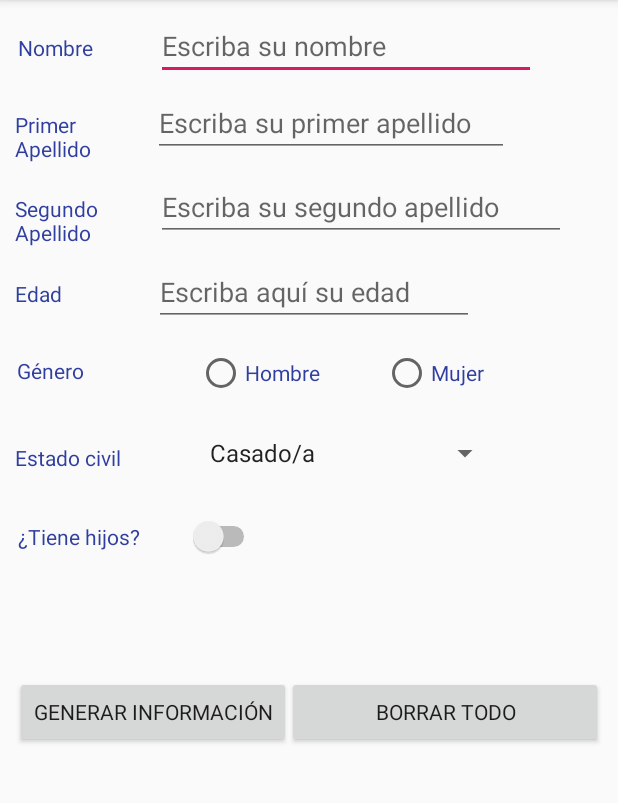
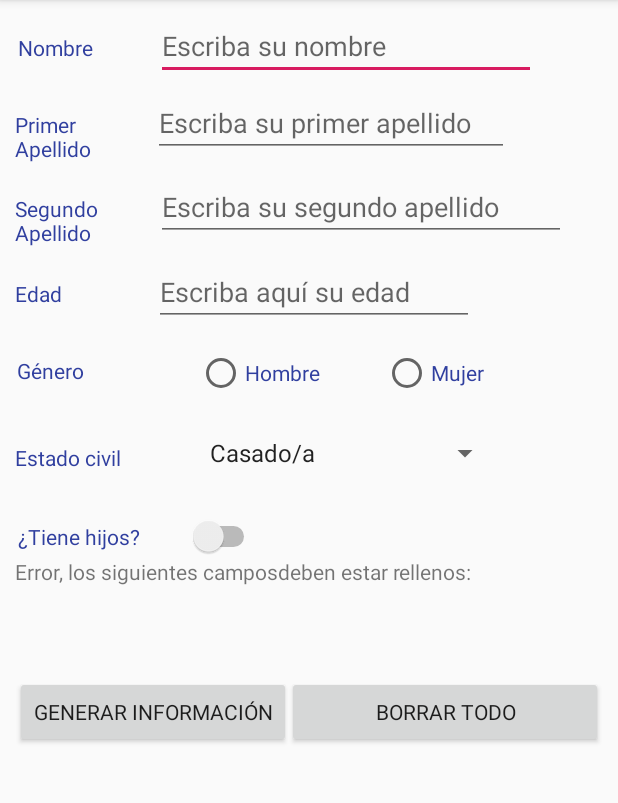
Before and after one commit to Adolfopr96/Practica1Tema2, an Android app: the screen it shows after launch (MainActivity), after a tap on "GENERAR INFORMACIÓN", on a phone screen of 412 x 824 dp, the part 84-887 px from its top. Run offline under Robolectric (Android 15) with nearby library versions, the phone set to English and light mode, and no system bars; Roboto replaces fonts that are not available here.

Commit message:
Se ha traducido la app a dos idiomas

```diff
--- a/app/src/main/java/com/example/adolfo/practicatema2/MainActivity.java
+++ b/app/src/main/java/com/example/adolfo/practicatema2/MainActivity.java
@@ -1,5 +1,6 @@
 package com.example.adolfo.practicatema2;
 
+import android.graphics.Color;
 import android.support.v7.app.AppCompatActivity;
 import android.os.Bundle;
 import android.util.Log;
@@ -21,10 +22,9 @@ public class MainActivity extends AppCompatActivity {
     EditText et_surname;
     EditText et_surname2;
     EditText et_age;
-    Switch sw_childrens;
+    Switch sw_children;
     RadioButton rb_male;
     RadioButton rb_female;
-
 
     @Override
     protected void onCreate(Bundle savedInstanceState) {
@@ -38,10 +38,9 @@ public class MainActivity extends AppCompatActivity {
         et_surname = findViewById(R.id.et_surname);
         et_surname2 = findViewById(R.id.et_surname2);
         et_age = findViewById(R.id.et_age);
-        sw_childrens = findViewById(R.id.sw_childrens);
+        sw_children = findViewById(R.id.sw_childrens);
         rb_male = findViewById(R.id.rb_male);
         rb_female = findViewById(R.id.rb_female);
-
 
         btn_delete.setOnClickListener(new View.OnClickListener() {
             @Override
@@ -68,8 +67,7 @@ public class MainActivity extends AppCompatActivity {
     }
     public String generateInformation()
     {
-        String resultado=et_surname.getText().toString() + " "+ et_surname2.getText().toString() + ", " + et_name.getText().toString() + ", "+ legalAge()+ ", "+rb_values()+", "+sp_marital_status.getSelectedItem()+ ", "+ has_childrends();
-        return resultado;
+        return et_surname.getText().toString() + " "+ et_surname2.getText().toString() + ", " + et_name.getText().toString() + ", "+ legalAge()+ ", "+rb_values()+", "+sp_marital_status.getSelectedItem()+ ", "+ has_children();
     }
     public String legalAge()
     {
@@ -77,24 +75,24 @@ public class MainActivity extends AppCompatActivity {
         String resultado;
         if(age > 18)
         {
-            resultado ="Mayor de edad";
+            resultado =getResources().getString(R.string.legal_age);
         }
         else
             {
-            resultado = "Menor de edad";
+            resultado = getResources().getString(R.string.no_legal_age);
         }
         return resultado;
     }
-    public String has_childrends()
+    public String has_children()
     {
         String result;
-        if (sw_childrens.isSelected())
+        if (sw_children.isChecked())
         {
-            result = "Con hijos";
+            result = getResources().getString(R.string.has_childrens_yes);
         }
         else
         {
-            result = "Sin hijos";
+            result = getResources().getString(R.string.childless);
         }
         return result;
     }
@@ -103,11 +101,11 @@ public class MainActivity extends AppCompatActivity {
         String result="";
         if (rb_male.isChecked())
         {
-            result = "Hombre";
+            result = rb_male.getText().toString();
         }
         else if (rb_female.isChecked())
         {
-            result = "Mujer";
+            result = rb_female.getText().toString();
         }
         return result;
     }
@@ -118,17 +116,17 @@ public class MainActivity extends AppCompatActivity {
         et_surname.setText("");
         et_surname2.setText("");
         et_age.setText("");
-        sw_childrens.setChecked(false);
+        sw_children.setChecked(false);
         sp_marital_status.setSelection(0);
         rb_female.setChecked(false);
         rb_male.setChecked(false);
     }
     public boolean check_values()
     {
-        ;
-        if (et_age.length()==0 || et_surname.length()==0 || et_surname2.length()==0 || et_age.length()==0)
+        if (et_name.length()==0 || et_surname.length()==0 || et_surname2.length()==0 || et_age.length()==0 || !rb_male.isChecked() && !rb_female.isChecked())
         {
-            Toast.makeText(this, "Error, los campos deben estar rellenos.", Toast.LENGTH_SHORT).show();
+            Toast.makeText(this, getResources().getString(R.string.error_empty), Toast.LENGTH_SHORT).show();
+            tv_generate_information.setText(getResources().getString(R.string.error_empty));
             return true;
         }
             return false;
--- a/app/src/main/res/layout-land/activity_main.xml
+++ b/app/src/main/res/layout-land/activity_main.xml
@@ -15,7 +15,7 @@
         android:ems="10"
         android:hint="@string/hint_name"
         android:importantForAutofill="no"
-        android:inputType="textPersonName"
+        android:inputType="textCapWords|textPersonName"
         android:textColorHighlight="@color/colorPrimary"
         tools:targetApi="26" />
 
@@ -30,7 +30,7 @@
         android:ems="10"
         android:hint="@string/hint_surname"
         android:importantForAutofill="no"
-        android:inputType="textPersonName"
+        android:inputType="textCapWords|textPersonName"
         tools:targetApi="26" />
 
     <TextView
@@ -82,7 +82,7 @@
         android:ems="10"
         android:hint="@string/hint_surname2"
         android:importantForAutofill="no"
-        android:inputType="textPersonName"
+        android:inputType="textCapWords|textPersonName"
         tools:targetApi="26" />
 
     <EditText
--- a/app/src/main/res/layout/activity_main.xml
+++ b/app/src/main/res/layout/activity_main.xml
@@ -15,7 +15,7 @@
         android:ems="10"
         android:hint="@string/hint_name"
         android:importantForAutofill="no"
-        android:inputType="textPersonName"
+        android:inputType="textCapWords|textPersonName"
         android:textColorHighlight="@color/colorPrimary"
         tools:targetApi="26" />
 
@@ -30,7 +30,7 @@
         android:ems="10"
         android:hint="@string/hint_surname"
         android:importantForAutofill="no"
-        android:inputType="textPersonName"
+        android:inputType="textCapWords|textPersonName"
         tools:targetApi="26" />
 
     <TextView
@@ -82,7 +82,7 @@
         android:ems="10"
         android:hint="@string/hint_surname2"
         android:importantForAutofill="no"
-        android:inputType="textPersonName"
+        android:inputType="textCapWords|textPersonName"
         tools:targetApi="26" />
 
     <EditText
--- a/app/src/main/res/values/colors.xml
+++ b/app/src/main/res/values/colors.xml
@@ -3,4 +3,5 @@
     <color name="colorPrimary">#008577</color>
     <color name="colorPrimaryDark">#00574B</color>
     <color name="colorAccent">#d81b60</color>
+    <color name="red">#ff0000</color>
 </resources>
--- a/app/src/main/res/values/strings.xml
+++ b/app/src/main/res/values/strings.xml
@@ -15,12 +15,29 @@
     <string name="tv_has_childrens">¿Tiene hijos?</string>
     <string name="btn_generate">Generar información</string>
     <string name="btn_delete">Borrar todo</string>
+    <string name="has_childrens_yes">Con hijos</string>
+    <string name="childless">Sin hijos</string>
+    <string name="legal_age">Mayor de edad</string>
+    <string name="no_legal_age">Menos de edad</string>
+    <string name="error_empty">Error, los siguientes camposdeben estar rellenos: </string>
+    <string name="sp_married">Casado/a</string>
+    <string name="sp__single">Soltero/a</string>
+    <string name="sp_widower">Viudo/a</string>
+    <string name="sp_other">Otro/a</string>
 
     <!--Elementos del spinner-->
     <string-array name="sp_marital_status">
-        <item>Casado/a</item>
-        <item>Soltero/a</item>
-        <item>Viudo/a</item>
-        <item>Otro</item>
+        <item>@string/sp_married</item>
+        <item>@string/sp__single</item>
+        <item>@string/sp_widower</item>
+        <item>@string/sp_other</item>
+    </string-array>
+
+    <!--Idiomas-->
+    <string name="str_en">Inglés</string>
+    <string name="str_es">Español</string>
+    <string-array name="languages" >
+        <item>@string/str_en</item>
+        <item>@string/str_es</item>
     </string-array>
 </resources>
```
Also changed, not shown: 1 other file.
